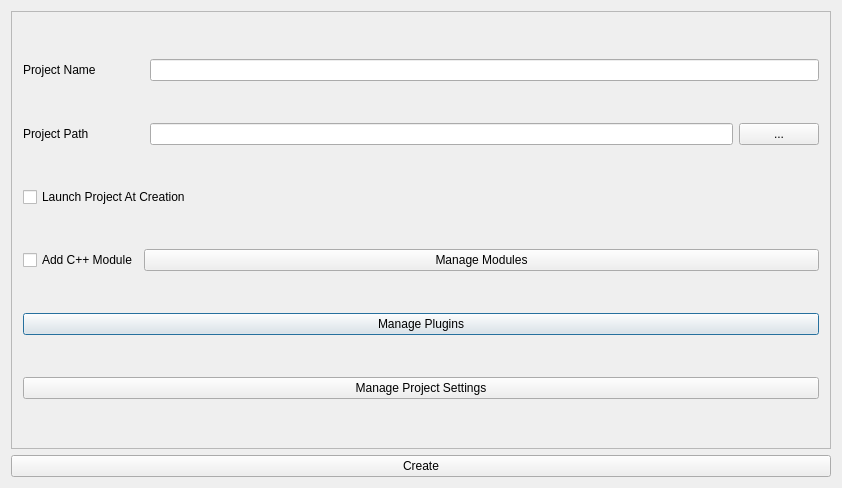
The window that CreateProjectWindow.ui (Kiukey/UnrealManager) describes before a commit, drawn with Qt 5.
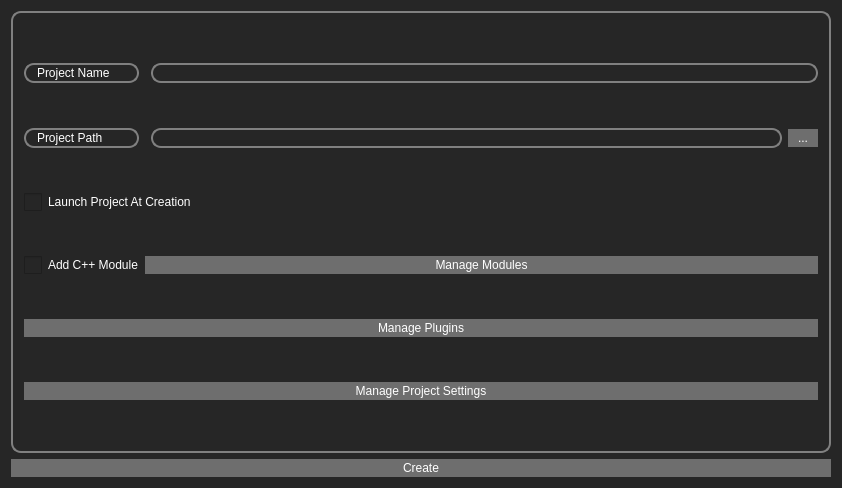
The same window after the commit. Icons and pictures are not drawn.

The edit to the form file:
```diff
--- a/CreateProjectWindow.ui
+++ b/CreateProjectWindow.ui
@@ -13,6 +13,60 @@
   <property name="windowTitle">
    <string>CreateProjectWindow</string>
   </property>
+  <property name="styleSheet">
+   <string notr="true">.QFrame
+{
+    border: 2px solid gray;
+    border-radius: 10px;
+}
+
+QWidget
+{
+	background-color:#262626
+}
+
+QPushButton
+{
+border-radius : 10px;
+border : 2px solid #585858;
+color : white
+}
+
+QPushButton:enabled
+{
+ background-color: #6E6E6E;
+  border: 2px solid #6E6E6E;
+  border-radius: 10px;
+}
+
+QPushButton:hover:!pressed
+{
+ background-color: #999999;
+color:black
+}
+
+/*CheckBoxes*/
+
+QCheckBox::indicator
+{
+	width:18px;
+	height:18px;
+}
+QCheckBox
+{
+	color:white;
+}
+QCheckBox::indicator:unchecked
+ {
+	border-image: url(:/Root/empty-checkbox.png);
+
+}
+
+QCheckBox::indicator:checked
+ {
+	border-image: url(:/Root/check.png);
+}</string>
+  </property>
   <layout class="QGridLayout" name="gridLayout">
    <item row="1" column="1">
     <widget class="QPushButton" name="createButton">
@@ -26,6 +80,24 @@
    </item>
    <item row="0" column="1">
     <widget class="QFrame" name="frame">
+     <property name="styleSheet">
+      <string notr="true">QLabel
+ {
+    border: 2px solid gray;
+    border-radius: 10px;
+    padding: 0 8px;
+    selection-background-color: darkgray;
+	color : white;
+}
+QLineEdit 
+{
+    border: 2px solid gray;
+    border-radius: 10px;
+    padding: 0 8px;
+    selection-background-color: darkgray;
+	color : white;
+}</string>
+     </property>
      <property name="frameShape">
       <enum>QFrame::StyledPanel</enum>
      </property>
@@ -42,9 +114,29 @@
       </item>
       <item row="3" column="1" colspan="3">
        <widget class="QCheckBox" name="startProjectCheckBox">
+        <property name="minimumSize">
+         <size>
+          <width>0</width>
+          <height>0</height>
+         </size>
+        </property>
+        <property name="font">
+         <font>
+          <pointsize>9</pointsize>
+         </font>
+        </property>
         <property name="text">
          <string>Launch Project At Creation</string>
         </property>
+        <property name="iconSize">
+         <size>
+          <width>16</width>
+          <height>16</height>
+         </size>
+        </property>
+        <property name="checked">
+         <bool>false</bool>
+        </property>
        </widget>
       </item>
       <item row="0" column="3" colspan="2">
@@ -59,9 +151,20 @@
       </item>
       <item row="4" column="1">
        <widget class="QCheckBox" name="CodeModuleCheckBox">
+        <property name="font">
+         <font>
+          <pointsize>9</pointsize>
+         </font>
+        </property>
         <property name="text">
          <string>Add C++ Module</string>
         </property>
+        <property name="checked">
+         <bool>false</bool>
+        </property>
+        <property name="tristate">
+         <bool>false</bool>
+        </property>
        </widget>
       </item>
       <item row="1" column="1">
@@ -96,6 +199,12 @@
           <verstretch>0</verstretch>
          </sizepolicy>
         </property>
+        <property name="minimumSize">
+         <size>
+          <width>30</width>
+          <height>10</height>
+         </size>
+        </property>
         <property name="focusPolicy">
          <enum>Qt::ClickFocus</enum>
         </property>
@@ -128,6 +237,9 @@
         <property name="text">
          <string>Manage Modules</string>
         </property>
+        <property name="autoDefault">
+         <bool>false</bool>
+        </property>
        </widget>
       </item>
      </layout>
```
Left out of the diff: 4 changed lines with no effect on the pictures.
